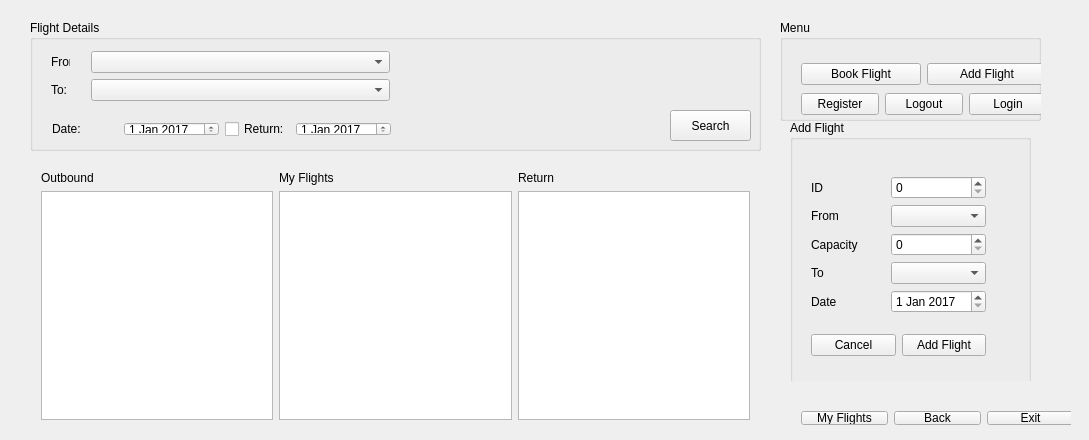
TomMendham/Takeoff, file mainwindow.ui: the form before one commit.
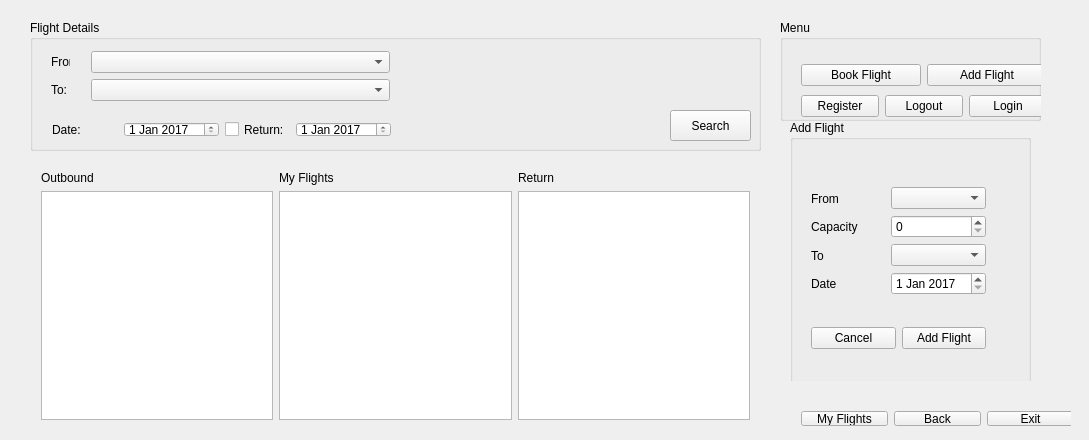
The form after the commit. The open tabs and pages were chosen to show the change. Icons and pictures are not drawn.

Patch:
```diff
--- a/mainwindow.ui
+++ b/mainwindow.ui
@@ -94,7 +94,7 @@
          <x>50</x>
          <y>20</y>
          <width>321</width>
-         <height>72</height>
+         <height>74</height>
         </rect>
        </property>
        <layout class="QVBoxLayout" name="verticalLayout">
@@ -112,7 +112,7 @@
          <x>11</x>
          <y>91</y>
          <width>361</width>
-         <height>36</height>
+         <height>37</height>
         </rect>
        </property>
        <layout class="QHBoxLayout" name="horizontalLayout_14">
@@ -601,7 +601,7 @@
            <x>10</x>
            <y>30</y>
            <width>197</width>
-           <height>232</height>
+           <height>238</height>
           </rect>
          </property>
          <layout class="QVBoxLayout" name="verticalLayout_17">
@@ -609,13 +609,6 @@
            <layout class="QHBoxLayout" name="horizontalLayout_15">
             <item>
              <layout class="QVBoxLayout" name="verticalLayout_7">
-              <item>
-               <widget class="QLabel" name="IDLabel">
-                <property name="text">
-                 <string>ID</string>
-                </property>
-               </widget>
-              </item>
               <item>
                <widget class="QLabel" name="addFromLabel">
                 <property name="text">
@@ -648,16 +641,6 @@
             </item>
             <item>
              <layout class="QVBoxLayout" name="verticalLayout_6">
-              <item>
-               <widget class="QSpinBox" name="IDInput">
-                <property name="maximum">
-                 <number>1000</number>
-                </property>
-                <property name="singleStep">
-                 <number>1</number>
-                </property>
-               </widget>
-              </item>
               <item>
                <widget class="QComboBox" name="addFlightFrom"/>
               </item>
@@ -789,7 +772,7 @@
          <x>10</x>
          <y>30</y>
          <width>268</width>
-         <height>80</height>
+         <height>82</height>
         </rect>
        </property>
        <layout class="QVBoxLayout" name="verticalLayout_19">
@@ -845,7 +828,7 @@
         <x>770</x>
         <y>390</y>
         <width>295</width>
-        <height>36</height>
+        <height>37</height>
        </rect>
       </property>
       <layout class="QHBoxLayout" name="horizontalLayout_11">
```
Left out of the diff: 10 changed lines with no effect on the pictures.
